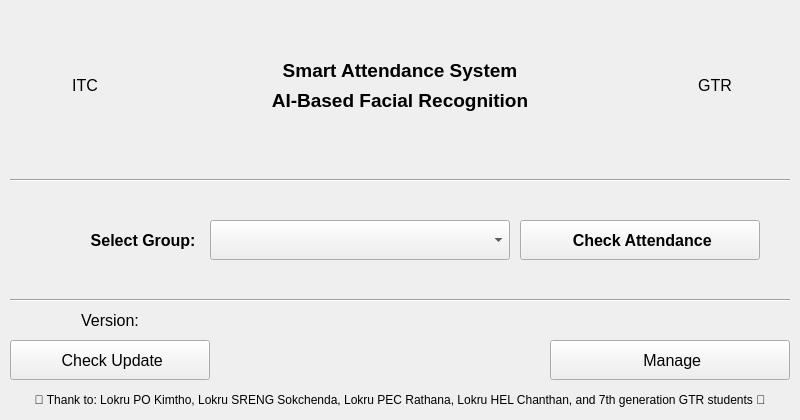
First picture: the form in resource/view_controller/main_application_form/View.ui, repository muysengly/repo_attendance_system, before the edit.
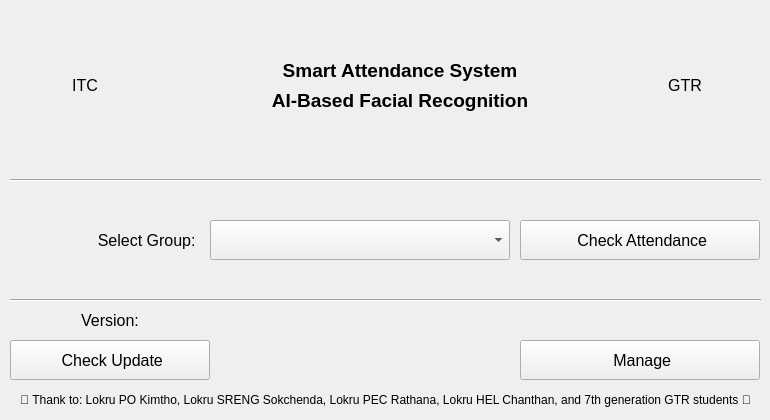
Second picture: the form after the edit.

```diff
--- a/resource/view_controller/main_application_form/View.ui
+++ b/resource/view_controller/main_application_form/View.ui
@@ -6,13 +6,13 @@
    <rect>
     <x>0</x>
     <y>0</y>
-    <width>800</width>
+    <width>770</width>
     <height>420</height>
    </rect>
   </property>
   <property name="minimumSize">
    <size>
-    <width>800</width>
+    <width>770</width>
     <height>420</height>
    </size>
   </property>
@@ -44,7 +44,7 @@
     <property name="font">
      <font>
       <pointsize>12</pointsize>
-      <bold>true</bold>
+      <bold>false</bold>
      </font>
     </property>
     <property name="text">
@@ -79,7 +79,7 @@
     <property name="font">
      <font>
       <pointsize>12</pointsize>
-      <bold>true</bold>
+      <bold>false</bold>
      </font>
     </property>
     <property name="text">
@@ -92,7 +92,7 @@
    <widget class="QPushButton" name="pushButton_manage">
     <property name="geometry">
      <rect>
-      <x>550</x>
+      <x>520</x>
       <y>340</y>
       <width>240</width>
       <height>40</height>
@@ -170,7 +170,7 @@
    <widget class="QLabel" name="label_gtr_logo">
     <property name="geometry">
      <rect>
-      <x>640</x>
+      <x>610</x>
       <y>10</y>
       <width>150</width>
       <height>150</height>
@@ -191,9 +191,9 @@
    <widget class="QLabel" name="label_4">
     <property name="geometry">
      <rect>
-      <x>0</x>
+      <x>10</x>
       <y>390</y>
-      <width>800</width>
+      <width>751</width>
       <height>20</height>
      </rect>
     </property>
@@ -253,7 +253,7 @@
      <rect>
       <x>10</x>
       <y>290</y>
-      <width>780</width>
+      <width>751</width>
       <height>20</height>
      </rect>
     </property>
@@ -266,7 +266,7 @@
      <rect>
       <x>10</x>
       <y>170</y>
-      <width>780</width>
+      <width>751</width>
       <height>20</height>
      </rect>
     </property>
```
Left out of the diff: 2 changed lines with no effect on the pictures.
